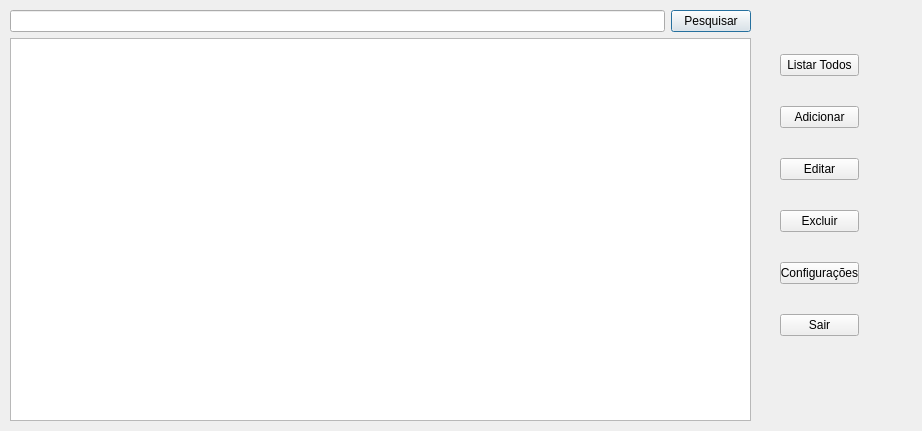
The window that TrabalhoFinalQT/mainwindow.ui (arianeam/prog.OOC-) describes before a commit, drawn with Qt 5.
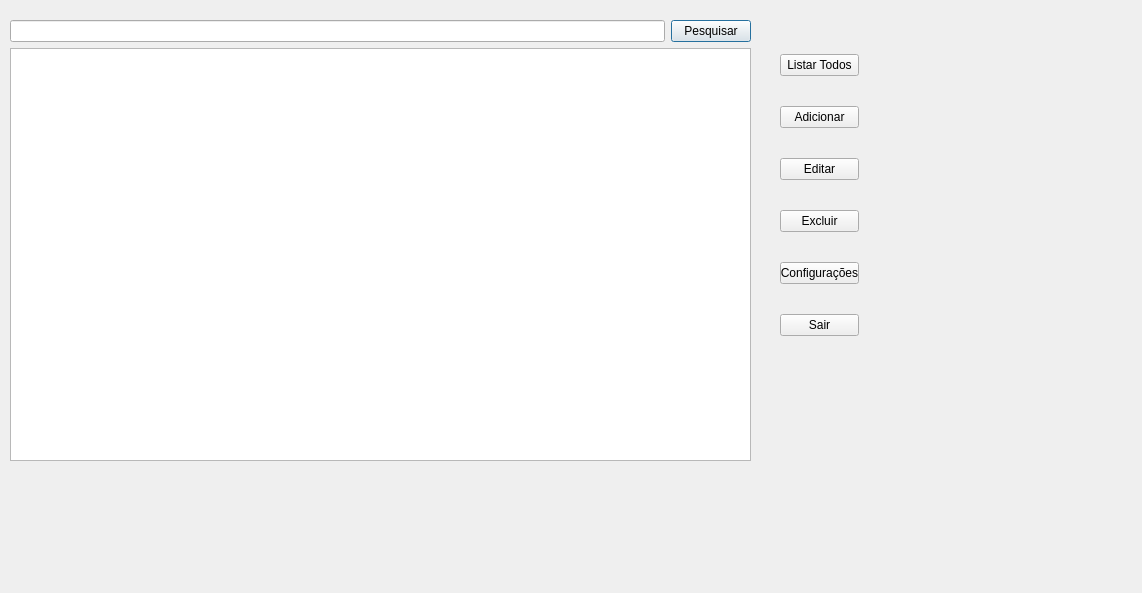
The same window after the commit.

```diff
--- a/TrabalhoFinalQT/mainwindow.ui
+++ b/TrabalhoFinalQT/mainwindow.ui
@@ -6,8 +6,8 @@
    <rect>
     <x>0</x>
     <y>0</y>
-    <width>922</width>
-    <height>431</height>
+    <width>1142</width>
+    <height>593</height>
    </rect>
   </property>
   <property name="windowTitle">
@@ -17,9 +17,9 @@
    <property name="geometry">
     <rect>
      <x>10</x>
-     <y>10</y>
+     <y>20</y>
      <width>741</width>
-     <height>411</height>
+     <height>441</height>
     </rect>
    </property>
    <layout class="QVBoxLayout" name="verticalLayout_2">
@@ -53,7 +53,7 @@
     </item>
    </layout>
   </widget>
-  <widget class="QWidget" name="">
+  <widget class="QWidget" name="layoutWidget">
    <property name="geometry">
     <rect>
      <x>780</x>
```
